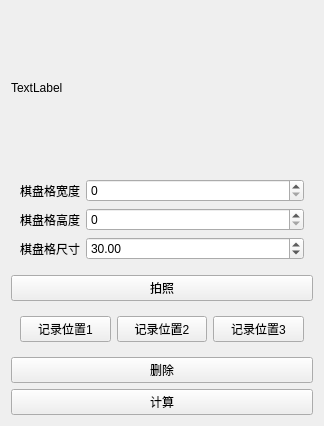
Before: the Qt Designer form SpraySystem/Forms/Calibration/calihandeyewidget.ui in yangzai0823/SpraySystem, drawn with Qt 5.
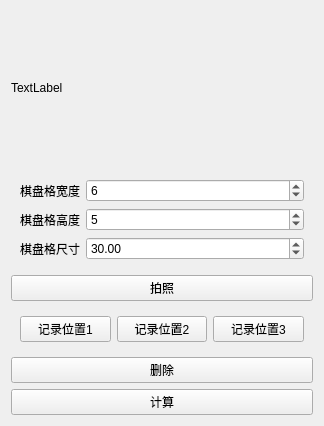
After: the same form once the commit is applied.

Patch:
```diff
--- a/SpraySystem/Forms/Calibration/calihandeyewidget.ui
+++ b/SpraySystem/Forms/Calibration/calihandeyewidget.ui
@@ -59,10 +59,24 @@
        </widget>
       </item>
       <item row="0" column="1">
-       <widget class="QSpinBox" name="spinBox_gridWidth"/>
+       <widget class="QSpinBox" name="spinBox_gridWidth">
+        <property name="minimum">
+         <number>1</number>
+        </property>
+        <property name="value">
+         <number>6</number>
+        </property>
+       </widget>
       </item>
       <item row="1" column="1">
-       <widget class="QSpinBox" name="spinBox_gridHeight"/>
+       <widget class="QSpinBox" name="spinBox_gridHeight">
+        <property name="minimum">
+         <number>1</number>
+        </property>
+        <property name="value">
+         <number>5</number>
+        </property>
+       </widget>
       </item>
      </layout>
     </widget>
```
Left out of the diff: 3 changed lines with no effect on the pictures.
